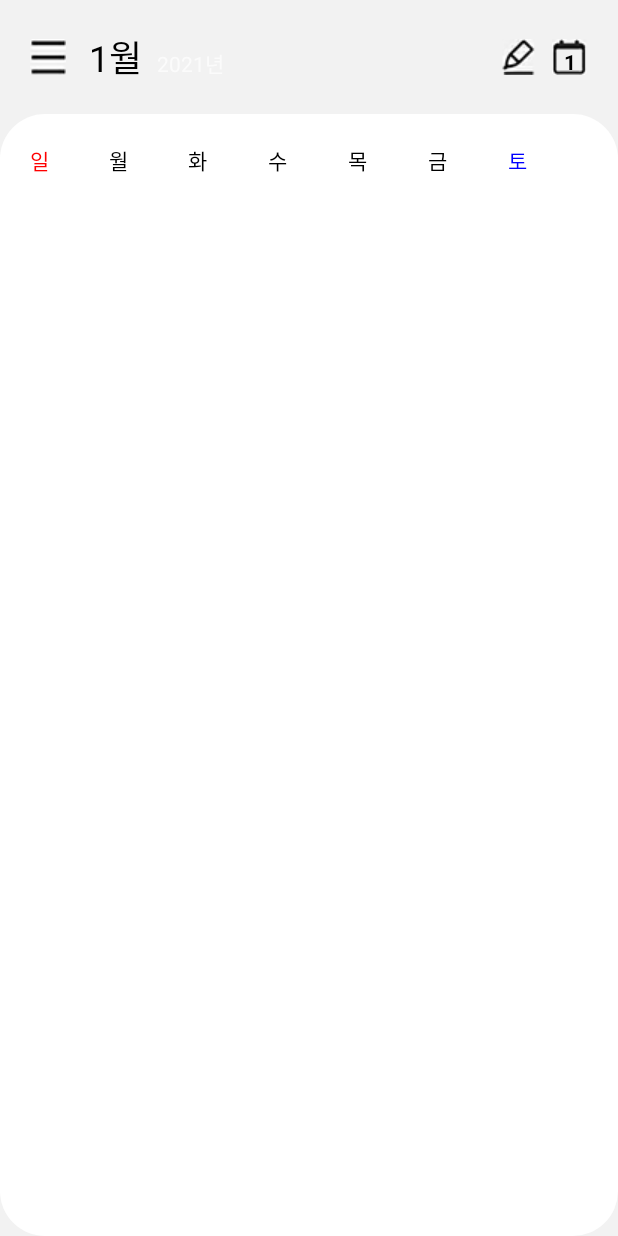
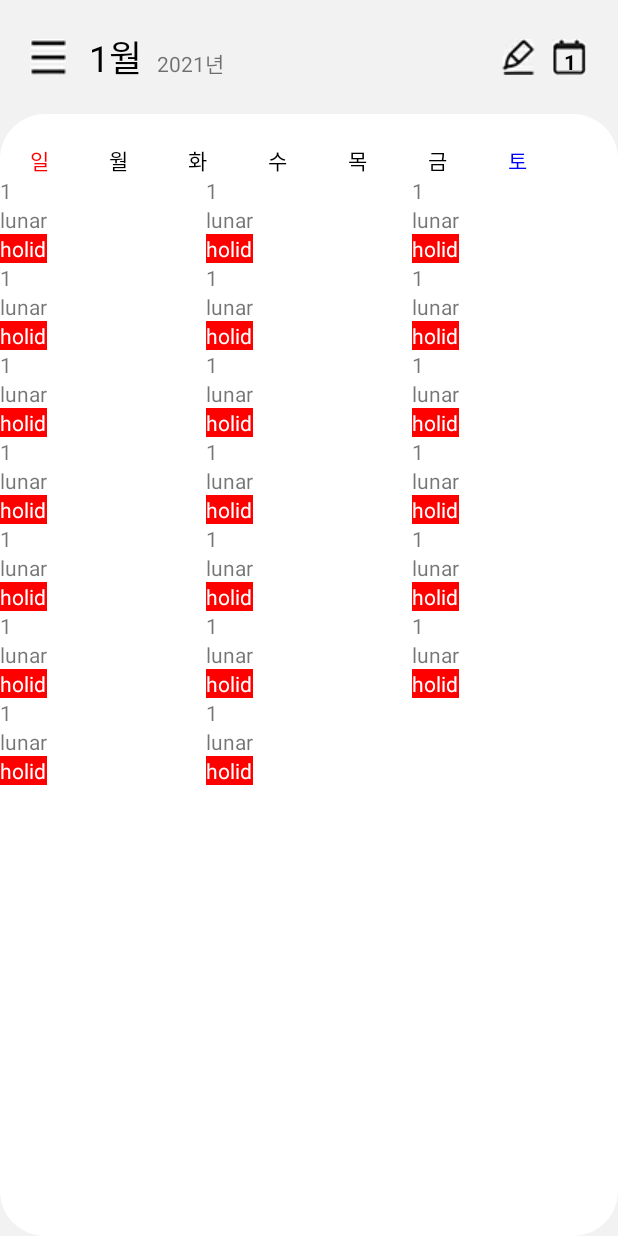
Before and after one commit to JGeun/Android_BasicCalenderApp, an Android app: the screen it shows after launch (MainActivity), on a phone screen of 412 x 824 dp. Run offline under Robolectric (Android 15) with nearby library versions, the phone set to English and light mode, and no system bars.

Commit message:
set Calendar Adapter

```diff
--- a/BasicCalendarApp/app/src/main/AndroidManifest.xml
+++ b/BasicCalendarApp/app/src/main/AndroidManifest.xml
@@ -8,7 +8,7 @@
         android:label="@string/app_name"
         android:roundIcon="@mipmap/ic_launcher_round"
         android:supportsRtl="true"
-        android:theme="@style/Theme.Design.NoActionBar">
+        android:theme="@style/AppTheme">
         <activity android:name=".MainActivity">
             <intent-filter>
                 <action android:name="android.intent.action.MAIN" />
--- a/BasicCalendarApp/app/src/main/java/com/example/basiccalendarapp/MainActivity.java
+++ b/BasicCalendarApp/app/src/main/java/com/example/basiccalendarapp/MainActivity.java
@@ -1,8 +1,15 @@
 package com.example.basiccalendarapp;
 
 import androidx.appcompat.app.AppCompatActivity;
+import androidx.recyclerview.widget.GridLayoutManager;
+import androidx.recyclerview.widget.LinearLayoutManager;
+import androidx.recyclerview.widget.RecyclerView;
 
+import android.content.Context;
 import android.os.Bundle;
+import android.util.DisplayMetrics;
+
+import com.example.basiccalendarapp.recyclerview.CalendarAdapter;
 
 public class MainActivity extends AppCompatActivity {
 
@@ -10,5 +17,20 @@ public class MainActivity extends AppCompatActivity {
     protected void onCreate(Bundle savedInstanceState) {
         super.onCreate(savedInstanceState);
         setContentView(R.layout.activity_main);
+
+        RecyclerView calendarDayView = findViewById(R.id.main_rv_calendarDay);
+        int mNoOfColumns = Utility.calculateNoOfColumns(getApplicationContext(), 150);
+        calendarDayView.setLayoutManager(new GridLayoutManager(this, mNoOfColumns));
+        CalendarAdapter calendarAdapter = new CalendarAdapter();
+        calendarDayView.setAdapter(calendarAdapter);
     }
 }
+
+class Utility {
+    public static int calculateNoOfColumns(Context context, float columnWidthDp) { // For example columnWidthdp=180
+        DisplayMetrics displayMetrics = context.getResources().getDisplayMetrics();
+        float screenWidthDp = displayMetrics.widthPixels / displayMetrics.density;
+        int noOfColumns = (int) (screenWidthDp / columnWidthDp + 0.5); // +0.5 for correct rounding to int.
+        return noOfColumns;
+    }
+}
--- /dev/null
+++ b/BasicCalendarApp/app/src/main/java/com/example/basiccalendarapp/recyclerview/CalendarAdapter.java
@@ -0,0 +1,43 @@
+package com.example.basiccalendarapp.recyclerview;
+
+import android.view.LayoutInflater;
+import android.view.View;
+import android.view.ViewGroup;
+
+import androidx.annotation.NonNull;
+import androidx.recyclerview.widget.RecyclerView;
+
+import com.example.basiccalendarapp.R;
+
+public class CalendarAdapter extends RecyclerView.Adapter<CalendarAdapter.ViewHolder> {
+    public CalendarAdapter(){
+
+    }
+    public class ViewHolder extends RecyclerView.ViewHolder{
+
+        public ViewHolder(View itemView) {
+            super(itemView);
+
+
+        }
+    }
+
+    @NonNull
+    @Override
+    public ViewHolder onCreateViewHolder(@NonNull ViewGroup parent, int viewType) {
+        View itemView = LayoutInflater.from(parent.getContext()).inflate(R.layout.item_calendar_day, parent, false);
+        return new ViewHolder(itemView);
+    }
+
+    @Override
+    public void onBindViewHolder(@NonNull ViewHolder holder, int position) {
+
+    }
+
+    @Override
+    public int getItemCount() {
+        return 20;
+    }
+
+
+}
--- a/BasicCalendarApp/app/src/main/res/layout/activity_main.xml
+++ b/BasicCalendarApp/app/src/main/res/layout/activity_main.xml
@@ -182,6 +182,7 @@
         </LinearLayout>
 
         <androidx.recyclerview.widget.RecyclerView
+            android:id="@+id/main_rv_calendarDay"
             android:layout_width="match_parent"
             android:layout_height="match_parent"/>
     </LinearLayout>
--- /dev/null
+++ b/BasicCalendarApp/app/src/main/res/layout/item_calendar_day.xml
@@ -0,0 +1,25 @@
+<?xml version="1.0" encoding="utf-8"?>
+<LinearLayout
+    xmlns:android="http://schemas.android.com/apk/res/android"
+    android:layout_width="wrap_content"
+    android:layout_height="wrap_content"
+    android:orientation="vertical"
+    android:background="@color/white">
+
+        <TextView
+            android:layout_width="wrap_content"
+            android:layout_height="wrap_content"
+            android:text="@string/day_value_temp"/>
+        <TextView
+            android:layout_width="wrap_content"
+            android:layout_height="wrap_content"
+            android:text="lunar"/>
+
+        <TextView
+            android:layout_width="match_parent"
+            android:layout_height="wrap_content"
+            android:text="holiday"
+            android:textColor="@color/white"
+            android:background="@color/red"/>
+
+</LinearLayout>
--- a/BasicCalendarApp/app/src/main/res/values/colors.xml
+++ b/BasicCalendarApp/app/src/main/res/values/colors.xml
@@ -1,5 +1,9 @@
 <?xml version="1.0" encoding="utf-8"?>
 <resources>
+    <color name="colorPrimary">#6200EE</color>
+    <color name="colorPrimaryDark">#3700B3</color>
+    <color name="colorAccent">#03DAC5</color>
+
     <color name="purple_200">#FFBB86FC</color>
     <color name="purple_500">#FF6200EE</color>
     <color name="purple_700">#FF3700B3</color>
--- a/BasicCalendarApp/app/src/main/res/values/themes.xml
+++ b/BasicCalendarApp/app/src/main/res/values/themes.xml
@@ -14,17 +14,10 @@
         <!-- Customize your theme here. -->
     </style>
 
-    <style name="Theme.Design.NoActionBar." parent="Theme.MaterialComponents.DayNight.DarkActionBar">
-        <!-- Primary brand color. -->
-        <item name="colorPrimary">@color/purple_500</item>
-        <item name="colorPrimaryVariant">@color/purple_700</item>
-        <item name="colorOnPrimary">@color/white</item>
-        <!-- Secondary brand color. -->
-        <item name="colorSecondary">@color/teal_200</item>
-        <item name="colorSecondaryVariant">@color/teal_700</item>
-        <item name="colorOnSecondary">@color/black</item>
-        <!-- Status bar color. -->
-        <item name="android:statusBarColor" tools:targetApi="l">?attr/colorPrimaryVariant</item>
+    <style name="AppTheme" parent="Theme.AppCompat.Light.NoActionBar">
         <!-- Customize your theme here. -->
+        <item name="colorPrimary">@color/colorPrimary</item>
+        <item name="colorPrimaryDark">@color/colorPrimaryDark</item>
+        <item name="colorAccent">@color/colorAccent</item>
     </style>
 </resources>
```
